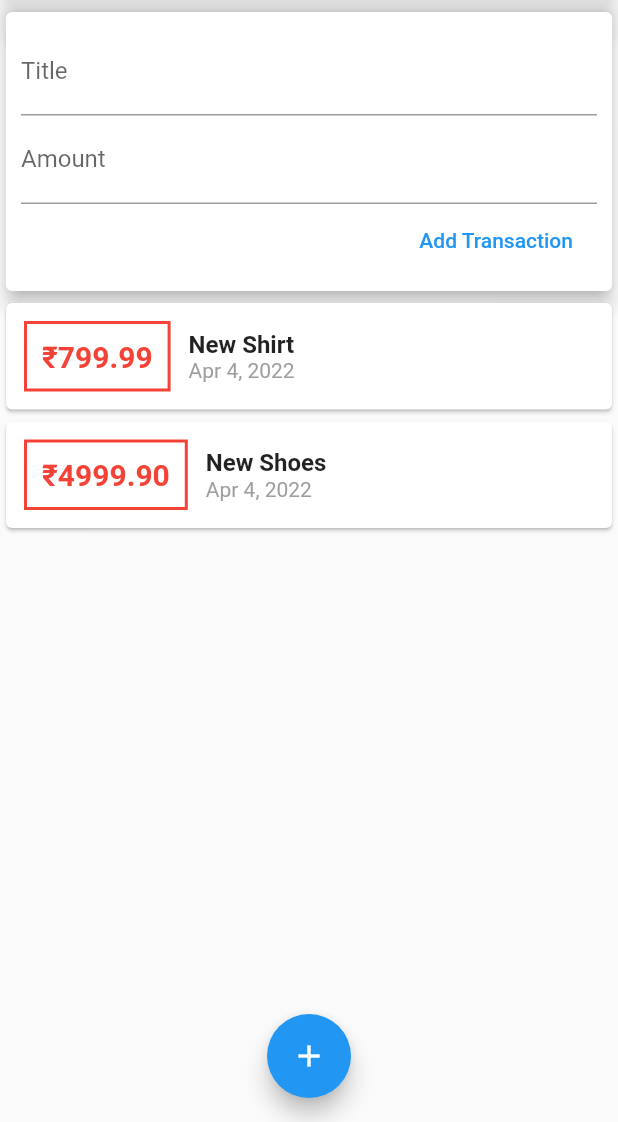
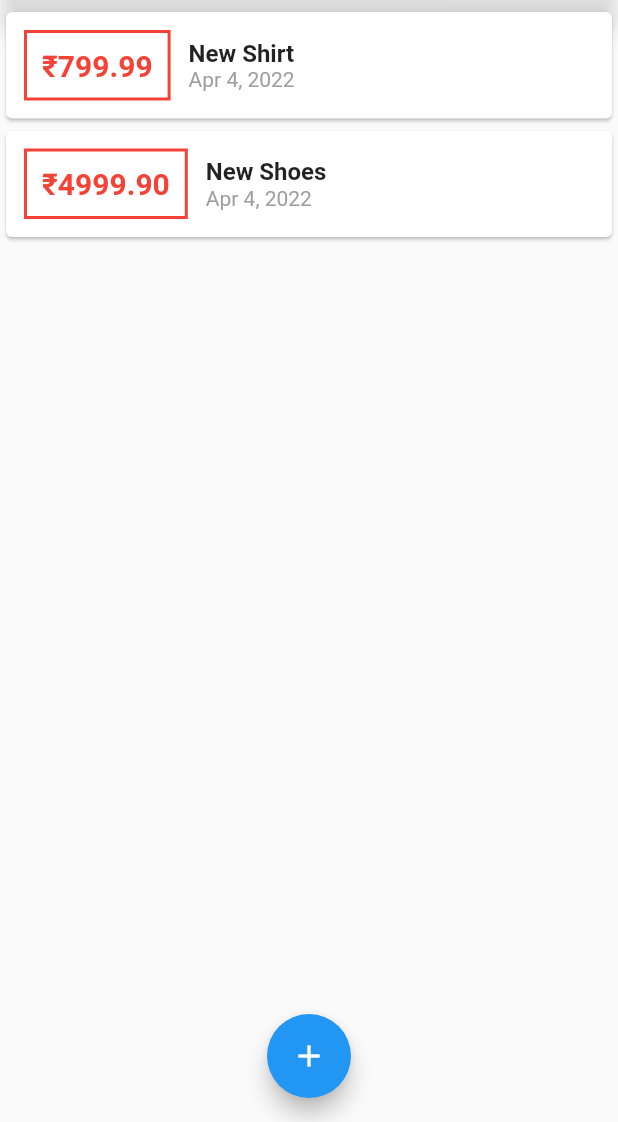
Before and after one commit to shreyashroars/expense_manager, a Flutter app: the screen it shows after launch, on a phone screen of 412 x 824 dp, the part 114-1236 px from its top. Run offline on Flutter 3.47's test engine with Material 2 defaults, Android fonts, the phone set to English and light mode, and no system bars.

Commit message:
moving back  some widgets to main.dart

```diff
--- a/lib/main.dart
+++ b/lib/main.dart
@@ -1,8 +1,12 @@
 // ignore_for_file: deprecated_member_use
 
 //import './models/transaction.dart';
-import 'package:expense_manager/widgets/user_transaction.dart';
+import 'package:expense_manager/widgets/new_transaction.dart';
+import 'package:expense_manager/widgets/transaction_list.dart';
+
 import 'package:flutter/material.dart';
+
+import 'models/transaction.dart';
 
 void main() => runApp(MyApp());
 
@@ -18,18 +22,62 @@ class MyApp extends StatelessWidget {
 }
 
 // ignore: use_key_in_widget_constructors
-class MyHomePage extends StatelessWidget {
-  //creating an empty list of type Transaction
+class MyHomePage extends StatefulWidget {
+  @override
+  State<MyHomePage> createState() => _MyHomePageState();
+}
 
-  //String titleValue;
-  // String amountValue;
+class _MyHomePageState extends State<MyHomePage> {
+  final List<Transaction> _userTransaction = [
+    Transaction(
+      id: 'r1',
+      title: 'New Shirt',
+      amount: 799.99,
+      date: DateTime.now(),
+    ),
+    Transaction(
+      id: 'r2',
+      title: 'New Shoes',
+      amount: 4999.90,
+      date: DateTime.now(),
+    ),
+    /*Transaction(
+      id: 'r3',
+      title: 'New Jeans',
+      amount: 1099.00,
+      date: DateTime.now(),
+    ),*/
+  ];
+  void _addNewTransaction(String txtitle, double txamount) {
+    final newTx = Transaction(
+        id: DateTime.now().toString(),
+        title: txtitle,
+        amount: txamount,
+        date: DateTime.now());
+
+    setState(() {
+      _userTransaction.add(newTx);
+    });
+  }
+
+  void _startAddNewTransaction(BuildContext ctx) {
+    showModalBottomSheet(
+        context: ctx,
+        builder: (_) {
+          return NewTransaction(_addNewTransaction);
+        });
+  }
 
   @override
   Widget build(BuildContext context) {
     return Scaffold(
       appBar: AppBar(
         title: const Text('Flutter App'),
-        actions: [IconButton(onPressed: () {}, icon: Icon(Icons.add_sharp))],
+        actions: [
+          IconButton(
+              onPressed: () => _startAddNewTransaction(context),
+              icon: Icon(Icons.add_sharp))
+        ],
       ),
       body: SingleChildScrollView(
         child: Column(
@@ -45,13 +93,13 @@ class MyHomePage extends StatelessWidget {
                   elevation: 8,
                 ),
               ),
-              UserTransaction(),
+              TransactionList(_userTransaction),
             ]),
       ),
       floatingActionButtonLocation: FloatingActionButtonLocation.centerFloat,
       floatingActionButton: FloatingActionButton(
         child: const Icon(Icons.add),
-        onPressed: () {},
+        onPressed: () => _startAddNewTransaction(context),
       ),
     );
   }
--- a/lib/widgets/user_transaction.dart
+++ /dev/null
@@ -1,59 +0,0 @@
-import 'package:expense_manager/models/transaction.dart';
-import 'package:flutter/material.dart';
-
-import './new_transaction.dart';
-import './transaction_list.dart';
-
-// ignore: use_key_in_widget_constructors
-class UserTransaction extends StatefulWidget {
-  //const UserTransaction({ Key? key }) : super(key: key);
-
-  @override
-  State<UserTransaction> createState() => _UserTransactionState();
-}
-
-class _UserTransactionState extends State<UserTransaction> {
-  final List<Transaction> _userTransaction = [
-    Transaction(
-      id: 'r1',
-      title: 'New Shirt',
-      amount: 799.99,
-      date: DateTime.now(),
-    ),
-    Transaction(
-      id: 'r2',
-      title: 'New Shoes',
-      amount: 4999.90,
-      date: DateTime.now(),
-    ),
-    /*Transaction(
-      id: 'r3',
-      title: 'New Jeans',
-      amount: 1099.00,
-      date: DateTime.now(),
-    ),*/
-  ];
-  void _addNewTransaction(String txtitle, double txamount) {
-    final newTx = Transaction(
-        id: DateTime.now().toString(),
-        title: txtitle,
-        amount: txamount,
-        date: DateTime.now());
-
-    setState(() {
-      _userTransaction.add(newTx);
-    });
-  }
-
-  @override
-  Widget build(BuildContext context) {
-    return Column(
-      children: [
-        //New Transaction contains the textField i.e the new Transaction to be added
-        NewTransaction(_addNewTransaction),
-        //TransactionList contains the list of transactions
-        TransactionList(_userTransaction),
-      ],
-    );
-  }
-}
```
Also changed, not shown: lib/widgets/new_transaction.dart (+11 -5 lines).
